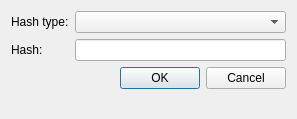
This is ui/verificationadddlg.ui in KDE/kget as Qt 5 draws it before an edit. The edited form follows.
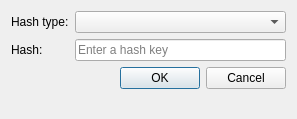
This is the edited form. Custom widgets are drawn as their Qt base class.

Patch:
```diff
--- a/ui/verificationadddlg.ui
+++ b/ui/verificationadddlg.ui
@@ -29,7 +29,7 @@
      </item>
      <item row="1" column="1">
       <widget class="KLineEdit" name="newHash">
-       <property name="clickMessage" stdset="0">
+       <property name="placeholderText" stdset="0">
         <string>Enter a hash key</string>
        </property>
        <property name="showClearButton" stdset="0">
```
